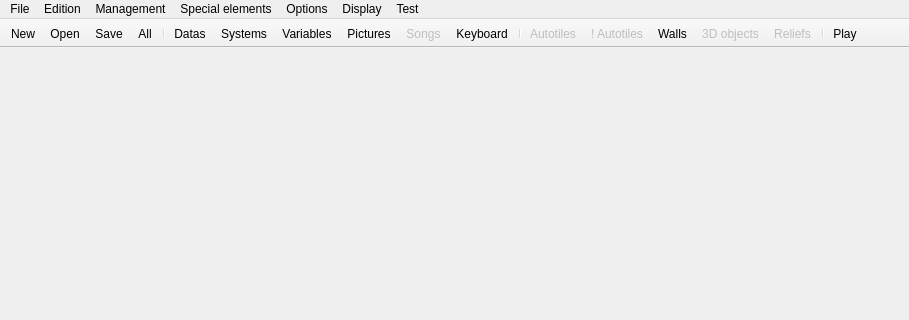
Before: the Qt Designer form Dialogs/mainwindow.ui in RPG-Paper-Maker/RPG-Paper-Maker, drawn with Qt 5; both pictures show x 0 to 909 and y 0 to 320 of the 909 by 502 pixel window.
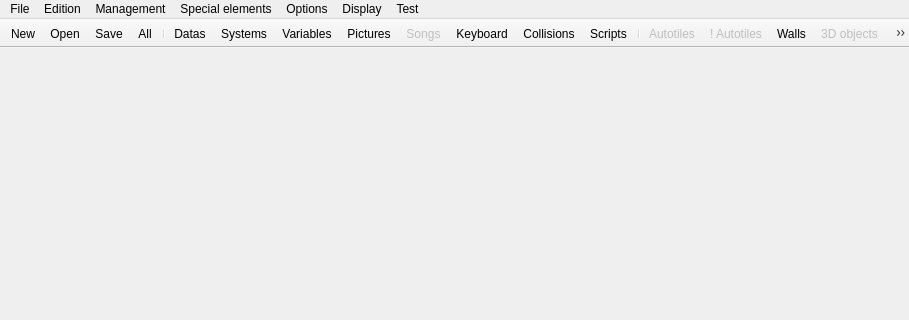
After: the same form once the commit is applied. Icons and pictures are not drawn.

Commit message: Adding unused icons toolbar and map edit menu bar

Diff of the .ui file:
```diff
--- a/Dialogs/mainwindow.ui
+++ b/Dialogs/mainwindow.ui
@@ -152,6 +152,8 @@
    <addaction name="actionPictures_manager"/>
    <addaction name="actionSongs_manager"/>
    <addaction name="actionKeyboard_controls"/>
+   <addaction name="actionCollisions_manager"/>
+   <addaction name="actionScripts_manager"/>
    <addaction name="separator"/>
    <addaction name="actionAutotiles"/>
    <addaction name="actionAnimated_Autotiles"/>
@@ -445,6 +447,30 @@
     <string>Songs</string>
    </property>
   </action>
+  <action name="actionCollisions_manager">
+   <property name="icon">
+    <iconset resource="../ressources.qrc">
+     <normaloff>:/icons/Ressources/collisions.png</normaloff>:/icons/Ressources/collisions.png</iconset>
+   </property>
+   <property name="text">
+    <string>Collisions manager</string>
+   </property>
+   <property name="iconText">
+    <string>Collisions</string>
+   </property>
+  </action>
+  <action name="actionScripts_manager">
+   <property name="icon">
+    <iconset resource="../ressources.qrc">
+     <normaloff>:/icons/Ressources/scripts.png</normaloff>:/icons/Ressources/scripts.png</iconset>
+   </property>
+   <property name="text">
+    <string>Scripts manager</string>
+   </property>
+   <property name="iconText">
+    <string>Scripts</string>
+   </property>
+  </action>
  </widget>
  <layoutdefault spacing="6" margin="11"/>
  <resources>
```
Left out of the diff: 20 changed lines with no effect on the pictures. The commit also changes 7 other files.
